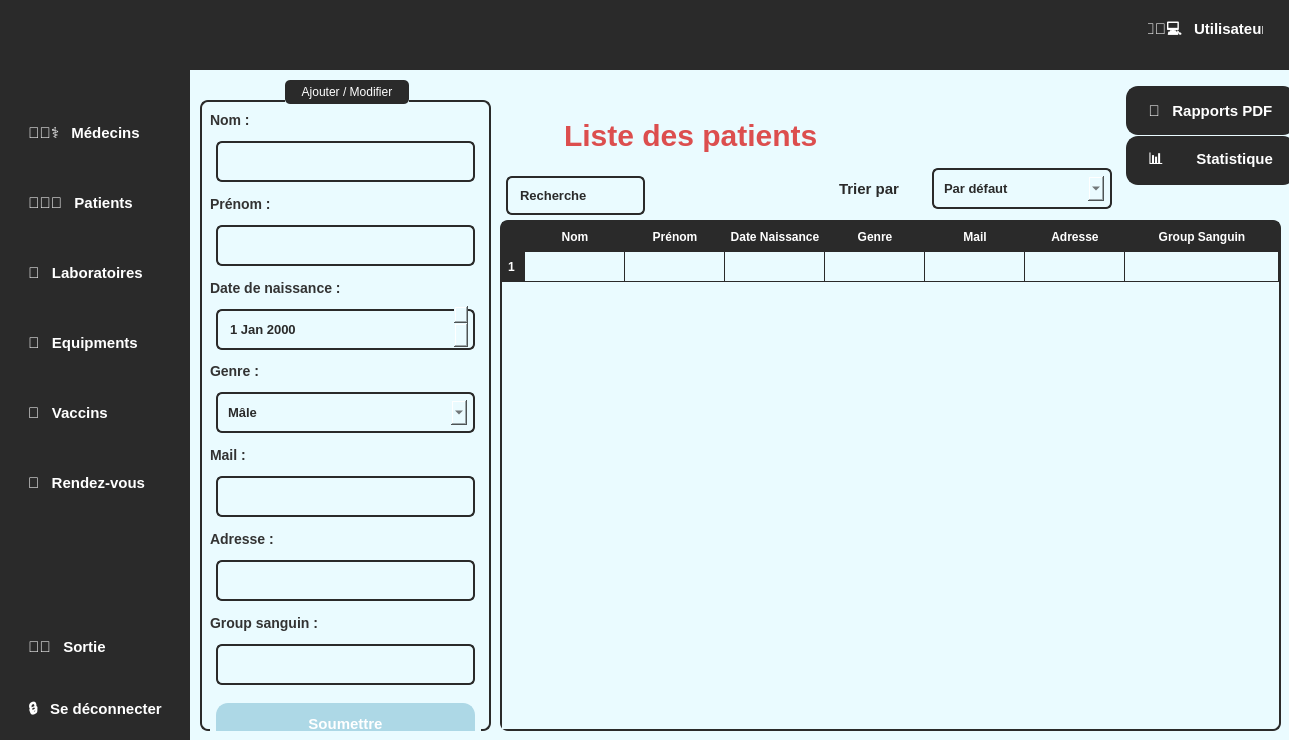
Old version of the form mainwindow.ui in the repository Projetcpp-2A19/projetcpp-2a19-smart-vaccination-center.
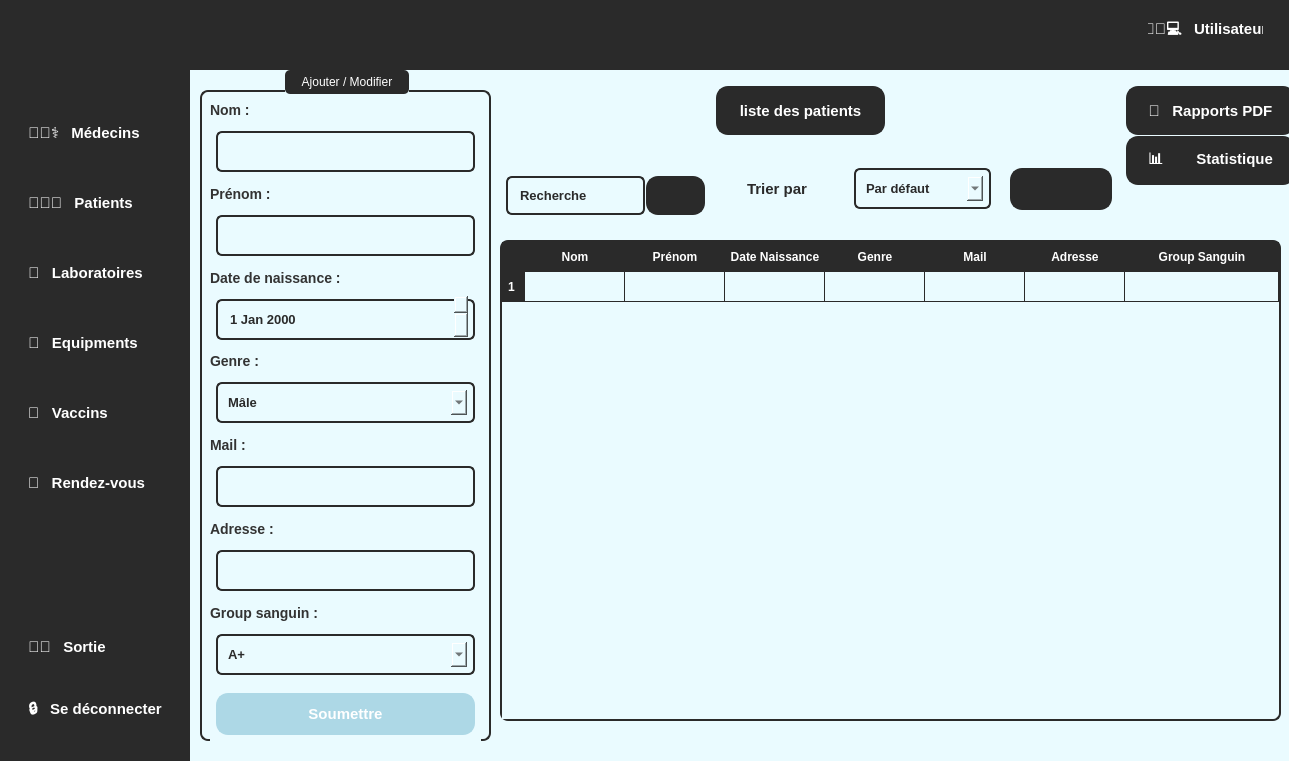
New version of the form. The open tabs and pages were chosen to show the change. Icons and pictures are not drawn.

```diff
--- a/mainwindow.ui
+++ b/mainwindow.ui
@@ -10,7 +10,7 @@
     <x>0</x>
     <y>0</y>
     <width>1289</width>
-    <height>740</height>
+    <height>761</height>
    </rect>
   </property>
   <property name="minimumSize">
@@ -35,7 +35,7 @@
       <x>0</x>
       <y>0</y>
       <width>191</width>
-      <height>741</height>
+      <height>761</height>
      </rect>
     </property>
     <property name="styleSheet">
@@ -728,7 +728,7 @@
       <x>190</x>
       <y>70</y>
       <width>1101</width>
-      <height>671</height>
+      <height>701</height>
      </rect>
     </property>
     <property name="styleSheet">
@@ -4974,7 +4974,7 @@
           <x>0</x>
           <y>0</y>
           <width>1101</width>
-          <height>671</height>
+          <height>691</height>
          </rect>
         </property>
         <property name="styleSheet">
@@ -5024,29 +5024,6 @@
          <property name="styleSheet">
           <string notr="true">color : black;</string>
          </property>
-         <widget class="QLabel" name="label_62">
-          <property name="geometry">
-           <rect>
-            <x>350</x>
-            <y>30</y>
-            <width>341</width>
-            <height>71</height>
-           </rect>
-          </property>
-          <property name="styleSheet">
-           <string notr="true"> color: rgb(220, 78, 78);
-    padding: 10px;
-    margin: 6px;
-    font-size: 30px;
-    font-weight: bold;
-background-color: rgb(234, 251, 255); 
-
-</string>
-          </property>
-          <property name="text">
-           <string>Liste des patients</string>
-          </property>
-         </widget>
          <widget class="QWidget" name="popupWidget_6" native="true">
           <property name="geometry">
            <rect>
@@ -5256,9 +5233,9 @@
           <property name="geometry">
            <rect>
             <x>10</x>
-            <y>10</y>
+            <y>0</y>
             <width>291</width>
-            <height>651</height>
+            <height>671</height>
            </rect>
           </property>
           <property name="styleSheet">
@@ -5498,7 +5475,7 @@
              </widget>
             </item>
             <item>
-             <widget class="QLineEdit" name="lineEdit_49">
+             <widget class="QComboBox" name="comboBox_6">
               <property name="styleSheet">
                <string notr="true">border: 2px solid #2a2a2a ; /* Blue border */
         border-radius: 6px;
@@ -5510,8 +5487,39 @@
     font-weight: bold;
         selection-background-color: #cce5ff; /* Light blue selection */
 
+text : search
 </string>
               </property>
+              <item>
+               <property name="text">
+                <string>A+</string>
+               </property>
+              </item>
+              <item>
+               <property name="text">
+                <string>A-</string>
+               </property>
+              </item>
+              <item>
+               <property name="text">
+                <string>B+</string>
+               </property>
+              </item>
+              <item>
+               <property name="text">
+                <string>B-</string>
+               </property>
+              </item>
+              <item>
+               <property name="text">
+                <string>O+</string>
+               </property>
+              </item>
+              <item>
+               <property name="text">
+                <string>O-</string>
+               </property>
+              </item>
              </widget>
             </item>
             <item>
@@ -5554,116 +5562,6 @@
            </layout>
           </widget>
          </widget>
-         <widget class="QTableWidget" name="tableau3_2">
-          <property name="geometry">
-           <rect>
-            <x>310</x>
-            <y>150</y>
-            <width>781</width>
-            <height>511</height>
-           </rect>
-          </property>
-          <property name="minimumSize">
-           <size>
-            <width>781</width>
-            <height>0</height>
-           </size>
-          </property>
-          <property name="maximumSize">
-           <size>
-            <width>781</width>
-            <height>511</height>
-           </size>
-          </property>
-          <property name="layoutDirection">
-           <enum>Qt::LayoutDirection::LeftToRight</enum>
-          </property>
-          <property name="autoFillBackground">
-           <bool>false</bool>
-          </property>
-          <property name="styleSheet">
-           <string notr="true">QTableWidget {
-    background-color: rgb(234, 251, 255);
-    border: 2px solid #2a2a2a;
-    border-radius: 8px;
-    gridline-color: #2a2a2a;
-    selection-background-color: #2a2a2a;
-    selection-color: white;
-}
-
-QHeaderView::section {
-    background-color: #2a2a2a;
-    color: white;
-    padding: 5px;
-    border: 1px solid #2a2a2a;
-    font-weight: bold;
-}
-
-QTableWidget QTableCornerButton::section {
-    background-color: #2a2a2a;
-    border: 1px solid #2a2a2a;
-}
-
-QTableWidget::item {
-    padding: 5px;
-}
-
-QTableWidget::item:selected {
-    background-color: #2a2a2a;
-    color: white;
-}
-
-QTableWidget::item:hover {
-    background-color: rgb(200, 240, 250);
-}
-</string>
-          </property>
-          <property name="lineWidth">
-           <number>144</number>
-          </property>
-          <property name="sizeAdjustPolicy">
-           <enum>QAbstractScrollArea::SizeAdjustPolicy::AdjustToContents</enum>
-          </property>
-          <attribute name="horizontalHeaderStretchLastSection">
-           <bool>true</bool>
-          </attribute>
-          <row/>
-          <column>
-           <property name="text">
-            <string>Nom</string>
-           </property>
-          </column>
-          <column>
-           <property name="text">
-            <string>Prénom</string>
-           </property>
-          </column>
-          <column>
-           <property name="text">
-            <string>Date Naissance</string>
-           </property>
-          </column>
-          <column>
-           <property name="text">
-            <string>Genre</string>
-           </property>
-          </column>
-          <column>
-           <property name="text">
-            <string>Mail</string>
-           </property>
-          </column>
-          <column>
-           <property name="text">
-            <string>Adresse</string>
-           </property>
-          </column>
-          <column>
-           <property name="text">
-            <string>Group Sanguin</string>
-           </property>
-          </column>
-         </widget>
          <widget class="QLineEdit" name="lineEdit_50">
           <property name="geometry">
            <rect>
@@ -5803,14 +5701,14 @@
             <x>537</x>
             <y>90</y>
             <width>391</width>
-            <height>57</height>
+            <height>58</height>
            </rect>
           </property>
           <layout class="QHBoxLayout" name="horizontalLayout_6">
            <property name="spacing">
             <number>7</number>
            </property>
-           <item alignment="Qt::AlignmentFlag::AlignRight">
+           <item>
             <widget class="QLabel" name="label_63">
              <property name="styleSheet">
               <string notr="true"> color: #2a2a2a  ;
@@ -5853,8 +5751,275 @@
              </item>
             </widget>
            </item>
+           <item>
+            <widget class="QPushButton" name="tri">
+             <property name="styleSheet">
+              <string notr="true">QPushButton {
+    background-color: #2a2a2a   ;
+    color: #ffffff;
+    border: 2px solid #2a2a2a   ;
+    padding: 10px;
+    margin: 6px;
+    border-radius: 12px;
+    font-size: 15px;
+    font-weight: bold;
+    transition: all 0.3s ease-in-out;
+}
+
+QPushButton:hover {
+    background-color: #606060;
+    border-color: #777777;
+}
+
+QPushButton:pressed {
+    background-color: #787878;
+    border-color: #909090;
+}
+
+QPushButton:disabled {
+    background-color: #353535;
+    color: #ffffff;
+    border-color: #444444;
+}
+</string>
+             </property>
+             <property name="text">
+              <string/>
+             </property>
+             <property name="icon">
+              <iconset resource="resources.qrc">
+               <normaloff>:/icons/find_17252880.png</normaloff>:/icons/find_17252880.png</iconset>
+             </property>
+            </widget>
+           </item>
           </layout>
          </widget>
+         <widget class="QPushButton" name="recherche">
+          <property name="geometry">
+           <rect>
+            <x>450</x>
+            <y>100</y>
+            <width>71</width>
+            <height>51</height>
+           </rect>
+          </property>
+          <property name="styleSheet">
+           <string notr="true">QPushButton {
+    background-color: #2a2a2a   ;
+    color: #ffffff;
+    border: 2px solid #2a2a2a   ;
+    padding: 10px;
+    margin: 6px;
+    border-radius: 12px;
+    font-size: 15px;
+    font-weight: bold;
+    transition: all 0.3s ease-in-out;
+}
+
+QPushButton:hover {
+    background-color: #606060;
+    border-color: #777777;
+}
+
+QPushButton:pressed {
+    background-color: #787878;
+    border-color: #909090;
+}
+
+QPushButton:disabled {
+    background-color: #353535;
+    color: #ffffff;
+    border-color: #444444;
+}
+</string>
+          </property>
+          <property name="text">
+           <string/>
+          </property>
+          <property name="icon">
+           <iconset resource="resources.qrc">
+            <normaloff>:/icons/find_17252880.png</normaloff>:/icons/find_17252880.png</iconset>
+          </property>
+         </widget>
+         <widget class="QStackedWidget" name="rapportettable">
+          <property name="geometry">
+           <rect>
+            <x>310</x>
+            <y>160</y>
+            <width>781</width>
+            <height>501</height>
+           </rect>
+          </property>
+          <property name="currentIndex">
+           <number>0</number>
+          </property>
+          <widget class="QWidget" name="page_5">
+           <widget class="QTableWidget" name="tableau3_2">
+            <property name="geometry">
+             <rect>
+              <x>0</x>
+              <y>10</y>
+              <width>781</width>
+              <height>481</height>
+             </rect>
+            </property>
+            <property name="minimumSize">
+             <size>
+              <width>781</width>
+              <height>0</height>
+             </size>
+            </property>
+            <property name="maximumSize">
+             <size>
+              <width>781</width>
+              <height>511</height>
+             </size>
+            </property>
+            <property name="layoutDirection">
+             <enum>Qt::LayoutDirection::LeftToRight</enum>
+            </property>
+            <property name="autoFillBackground">
+             <bool>false</bool>
+            </property>
+            <property name="styleSheet">
+             <string notr="true">QTableWidget {
+    background-color: rgb(234, 251, 255);
+    border: 2px solid #2a2a2a;
+    border-radius: 8px;
+    gridline-color: #2a2a2a;
+    selection-background-color: #2a2a2a;
+    selection-color: white;
+}
+
+QHeaderView::section {
+    background-color: #2a2a2a;
+    color: white;
+    padding: 5px;
+    border: 1px solid #2a2a2a;
+    font-weight: bold;
+}
+
+QTableWidget QTableCornerButton::section {
+    background-color: #2a2a2a;
+    border: 1px solid #2a2a2a;
+}
+
+QTableWidget::item {
+    padding: 5px;
+}
+
+QTableWidget::item:selected {
+    background-color: #2a2a2a;
+    color: white;
+}
+
+QTableWidget::item:hover {
+    background-color: rgb(200, 240, 250);
+}
+</string>
+            </property>
+            <property name="lineWidth">
+             <number>144</number>
+            </property>
+            <property name="sizeAdjustPolicy">
+             <enum>QAbstractScrollArea::SizeAdjustPolicy::AdjustToContents</enum>
+            </property>
+            <attribute name="horizontalHeaderStretchLastSection">
+             <bool>true</bool>
+            </attribute>
+            <row/>
+            <column>
+             <property name="text">
+              <string>Nom</string>
+             </property>
+            </column>
+            <column>
+             <property name="text">
+              <string>Prénom</string>
+             </property>
+            </column>
+            <column>
+             <property name="text">
+              <string>Date Naissance</string>
+             </property>
+            </column>
+            <column>
+             <property name="text">
+              <string>Genre</string>
+             </property>
+            </column>
+            <column>
+             <property name="text">
+              <string>Mail</string>
+             </property>
+            </column>
+            <column>
+             <property name="text">
+              <string>Adresse</string>
+             </property>
+            </column>
+            <column>
+             <property name="text">
+              <string>Group Sanguin</string>
+             </property>
+            </column>
+           </widget>
+          </widget>
+          <widget class="QWidget" name="page_6"/>
+         </widget>
+         <widget class="QPushButton" name="listpatient">
+          <property name="geometry">
+           <rect>
+            <x>520</x>
+            <y>10</y>
+            <width>181</width>
+            <height>61</height>
+           </rect>
+          </property>
+          <property name="styleSheet">
+           <string notr="true">QPushButton {
+    background-color: #2a2a2a   ;
+    color: #ffffff;
+    border: 2px solid #2a2a2a   ;
+    padding: 10px;
+    margin: 6px;
+    border-radius: 12px;
+    font-size: 15px;
+    font-weight: bold;
+    transition: all 0.3s ease-in-out;
+}
+
+QPushButton:hover {
+    background-color: #606060;
+    border-color: #777777;
+}
+
+QPushButton:pressed {
+    background-color: #787878;
+    border-color: #909090;
+}
+
+QPushButton:disabled {
+    background-color: #353535;
+    color: #ffffff;
+    border-color: #444444;
+}
+</string>
+          </property>
+          <property name="text">
+           <string>liste des patients</string>
+          </property>
+          <property name="icon">
+           <iconset resource="resources.qrc">
+            <normaloff>:/icons/more_12194453.png</normaloff>:/icons/more_12194453.png</iconset>
+          </property>
+          <property name="checkable">
+           <bool>true</bool>
+          </property>
+          <property name="autoExclusive">
+           <bool>true</bool>
+          </property>
+         </widget>
         </widget>
         <widget class="QWidget" name="equibment_6">
          <widget class="QLabel" name="label_64">
```
Left out of the diff: 158 changed lines with no effect on the pictures.
